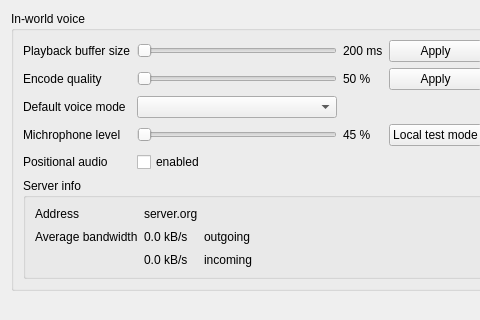
Qt form MumbleVoipModule/ui/VoiceSettings.ui (realXtend/tundra) before a commit; both pictures show x 0 to 480 and y 0 to 320 of the 724 by 494 pixel window.
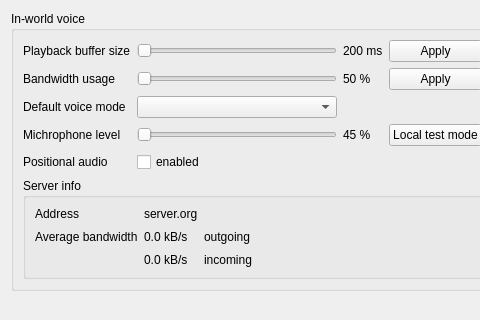
The same form after that commit.

Patch:
```diff
--- a/MumbleVoipModule/ui/VoiceSettings.ui
+++ b/MumbleVoipModule/ui/VoiceSettings.ui
@@ -57,7 +57,7 @@
               <item row="2" column="0">
                <widget class="QLabel" name="label_7">
                 <property name="text">
-                 <string>Encode quality</string>
+                 <string>Bandwidth usage</string>
                 </property>
                </widget>
               </item>
```
